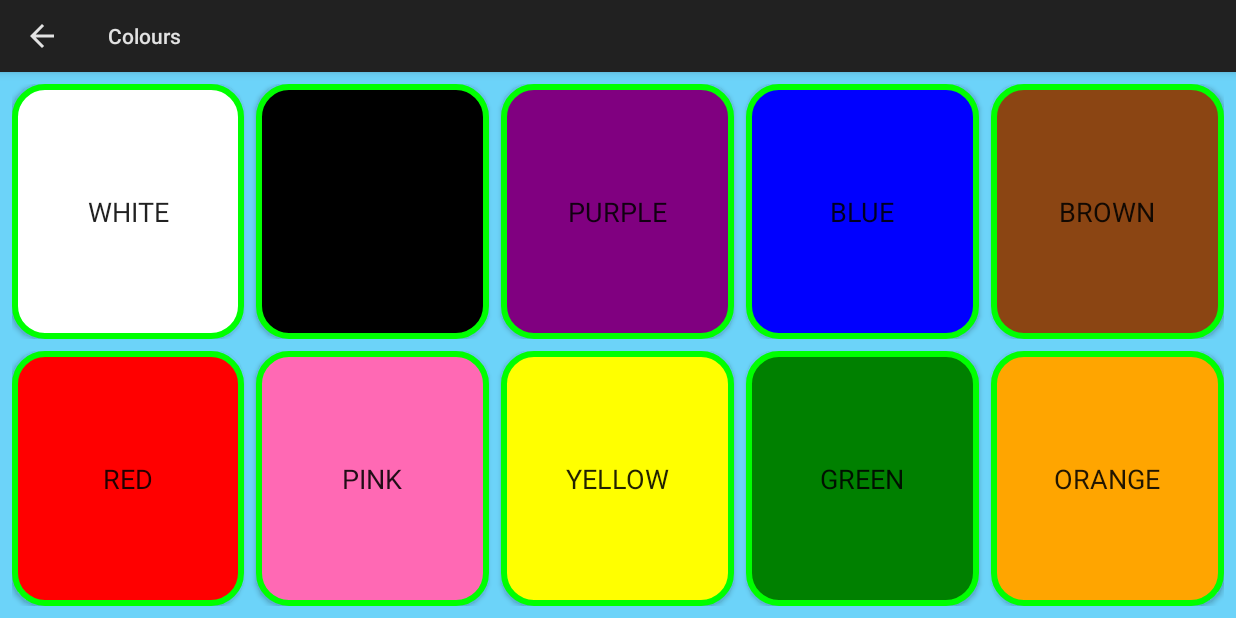
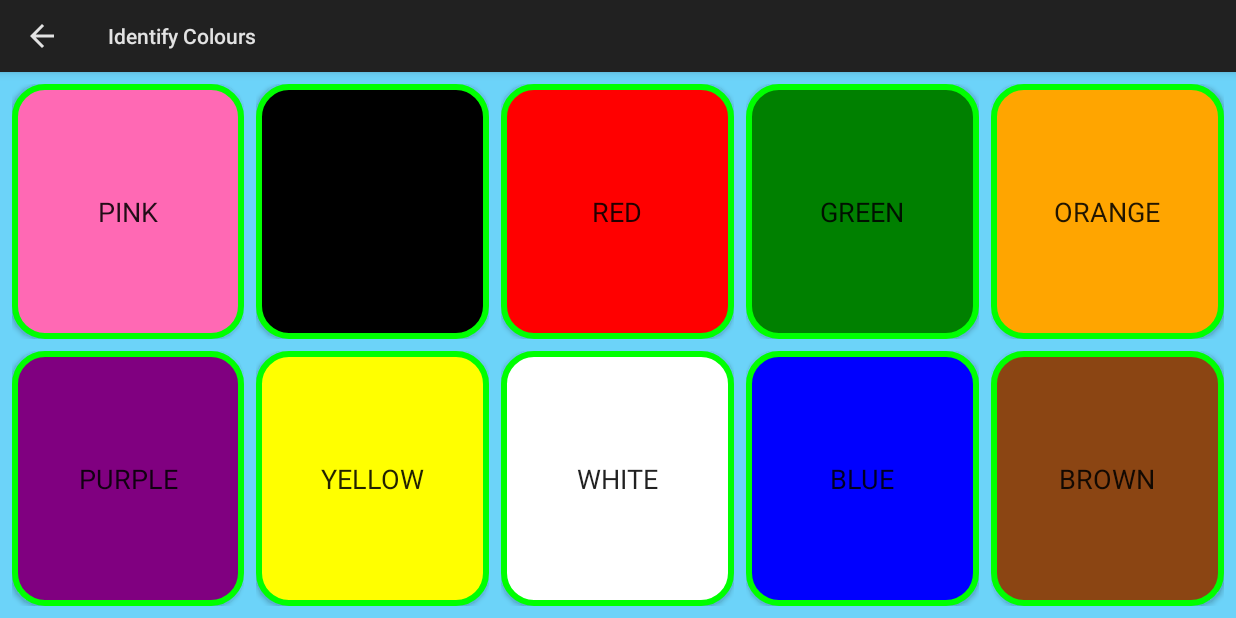
Before and after one commit to hajaar/LearnColoursNumbersShapes, an Android app: the MainActivity screen opened directly, with no data from a screen before it, after a tap on "BLACK", on a phone screen of 824 x 412 dp (held sideways). Run offline under Robolectric (Android 15) with nearby library versions, the phone set to English and light mode, and no system bars; 1 statement that could not run was skipped.

Commit message:
added shapes

```diff
--- a/app/src/main/java/com/skva/learncolours/MainActivity.java
+++ b/app/src/main/java/com/skva/learncolours/MainActivity.java
@@ -6,11 +6,12 @@ import android.graphics.drawable.GradientDrawable;
 import android.os.Bundle;
 import android.speech.tts.TextToSpeech;
 import android.support.v4.widget.SwipeRefreshLayout;
-import android.util.Log;
 import android.view.View;
 import android.view.animation.Animation;
 import android.view.animation.AnimationUtils;
 import android.widget.Button;
+import android.widget.ImageView;
+import android.widget.LinearLayout;
 
 import com.google.firebase.analytics.FirebaseAnalytics;
 
@@ -20,20 +21,23 @@ import java.util.Locale;
 public class MainActivity extends Activity implements View.OnClickListener {
     private static final int COUNT = 10;
     private static final String TAG = "MainActivity";
-    private SwipeRefreshLayout swipeContainer;
-    private FirebaseAnalytics mFirebaseAnalytics;
-    private int GAME_TYPE = 0;
     Animation animScale;
     TextToSpeech t1;
     String[] colorText = {"Red", "Blue", "Black", "White", "Yellow", "Green", "Purple", "Pink", "Orange", "Brown"};
     String[] colorHexCode = {"#FF0000", "#0000FF", "#000000", "#FFFFFF", "#FFFF00", "#008000", "#800080", "#ff69b4", "#FFA500", "#8B4513"};
     String[] numberText = {"One", "Two", "Three", "Four", "Five", "Six", "Seven", "Eight", "Nine", "Ten"};
+    String[] shapeText = {"Rectangle", "Square", "Oval", "Circle", "Semi-circle", "Diamond", "Heart", "Arrow", "Triangle", "Star"};
+    int[] shapeCode = {R.drawable.shape1, R.drawable.shape2, R.drawable.shape3, R.drawable.shape4, R.drawable.shape5, R.drawable.shape6, R.drawable.shape7, R.drawable.shape8, R.drawable.shape9, R.drawable.shape10};
     int[] numberCode = {1, 2, 3, 4, 5, 6, 7, 8, 9, 10};
     int[] colorRank = {0, 1, 2, 3, 4, 5, 6, 7, 8, 9};
     int[] tmpRank = new int[COUNT];
-    int[] buttonID = {R.id.b1, R.id.b2, R.id.b3, R.id.b4, R.id.b5, R.id.b6, R.id.b7, R.id.b8, R.id.b9, R.id.b10};
+    int[] buttonID = new int[COUNT];
+    int[] layoutID = {R.id.b1, R.id.b2, R.id.b3, R.id.b4, R.id.b5, R.id.b6, R.id.b7, R.id.b8, R.id.b9, R.id.b10};
     Button[] colorButton = new Button[COUNT];
-
+    ImageView[] imageView = new ImageView[COUNT];
+    private SwipeRefreshLayout swipeContainer;
+    private FirebaseAnalytics mFirebaseAnalytics;
+    private int GAME_TYPE = 0;
 
     @Override
     protected void onCreate(Bundle savedInstanceState) {
@@ -41,10 +45,18 @@ public class MainActivity extends Activity implements View.OnClickListener {
         setContentView(R.layout.activity_main);
         animScale = AnimationUtils.loadAnimation(this, R.anim.anim_scale);
         mFirebaseAnalytics = FirebaseAnalytics.getInstance(this);
-        Bundle bundle = new Bundle();
-        mFirebaseAnalytics.logEvent(FirebaseAnalytics.Event.APP_OPEN, bundle);
         GAME_TYPE = getIntent().getExtras().getInt("TypeofGame", 0);
-
+        switch (GAME_TYPE) {
+            case 0:
+                this.setTitle(R.string.new_colours_game);
+                break;
+            case 1:
+                this.setTitle(R.string.new_numbers_game);
+                break;
+            case 2:
+                this.setTitle(R.string.new_shapes_game);
+                break;
+        }
         t1 = new TextToSpeech(getApplicationContext(), new TextToSpeech.OnInitListener() {
             @Override
             public void onInit(int status) {
@@ -53,13 +65,51 @@ public class MainActivity extends Activity implements View.OnClickListener {
                 }
             }
         });
+
+        for (int i = 0; i < COUNT; i++) {
+            LinearLayout ll = (LinearLayout) findViewById(layoutID[i]);
+            LinearLayout.LayoutParams params = new LinearLayout.LayoutParams(
+                    LinearLayout.LayoutParams.MATCH_PARENT,
+                    LinearLayout.LayoutParams.MATCH_PARENT);
+
+            switch (GAME_TYPE) {
+                case 0: {
+                    colorButton[i] = new Button(this);
+                    colorButton[i].setId(i);
+                    ll.addView(colorButton[i], params);
+                    colorButton[i].setOnClickListener(this);
+                    break;
+                }
+                case 1: {
+                    colorButton[i] = new Button(this);
+                    colorButton[i].setId(i);
+                    ll.addView(colorButton[i], params);
+                    colorButton[i].setOnClickListener(this);
+                    break;
+                }
+                case 2: {
+                    imageView[i] = new ImageView(this);
+                    imageView[i].setId(i);
+                    ll.addView(imageView[i], params);
+                    imageView[i].setOnClickListener(this);
+                    break;
+                }
+            }
+            buttonID[i] = i;
+        }
+
+
         swipeContainer = (SwipeRefreshLayout) findViewById(R.id.swipeContainer);
         swipeContainer.setOnRefreshListener(new SwipeRefreshLayout.OnRefreshListener() {
             @Override
             public void onRefresh() {
                 shuffleColors();
                 swipeContainer.setRefreshing(false);
-
+                Bundle bundle = new Bundle();
+                bundle.putString(FirebaseAnalytics.Param.ITEM_ID, "Refresh");
+                bundle.putString(FirebaseAnalytics.Param.ITEM_NAME, "Refresh");
+                bundle.putString(FirebaseAnalytics.Param.CONTENT_TYPE, "Swipe");
+                mFirebaseAnalytics.logEvent(FirebaseAnalytics.Event.SELECT_CONTENT, bundle);
             }
         });
 
@@ -92,50 +142,58 @@ public class MainActivity extends Activity implements View.OnClickListener {
     public void onClick(View v) {
         int i = v.getId();
         v.startAnimation(animScale);
-        Log.d(TAG, "onClick: game type" + GAME_TYPE);
+        int clickid = 0;
+        for (int j = 0; j < COUNT; j++) {
+            if (buttonID[j] == i) {
+                clickid = j;
+                break;
+            }
+        }
+        int pos = 0;
 
-        switch (i) {
+        switch (layoutID[clickid]) {
             case R.id.b1:
-                if (GAME_TYPE == 0) t1.speak(colorText[tmpRank[0]], TextToSpeech.QUEUE_FLUSH, null);
-                else t1.speak(numberText[tmpRank[0]], TextToSpeech.QUEUE_FLUSH, null);
+                pos = 0;
                 break;
             case R.id.b2:
-                if (GAME_TYPE == 0) t1.speak(colorText[tmpRank[1]], TextToSpeech.QUEUE_FLUSH, null);
-                else t1.speak(numberText[tmpRank[1]], TextToSpeech.QUEUE_FLUSH, null);
+                pos = 1;
                 break;
             case R.id.b3:
-                if (GAME_TYPE == 0) t1.speak(colorText[tmpRank[2]], TextToSpeech.QUEUE_FLUSH, null);
-                else t1.speak(numberText[tmpRank[2]], TextToSpeech.QUEUE_FLUSH, null);
+                pos = 2;
                 break;
             case R.id.b4:
-                if (GAME_TYPE == 0) t1.speak(colorText[tmpRank[3]], TextToSpeech.QUEUE_FLUSH, null);
-                else t1.speak(numberText[tmpRank[3]], TextToSpeech.QUEUE_FLUSH, null);
+                pos = 3;
                 break;
             case R.id.b5:
-                if (GAME_TYPE == 0) t1.speak(colorText[tmpRank[4]], TextToSpeech.QUEUE_FLUSH, null);
-                else t1.speak(numberText[tmpRank[4]], TextToSpeech.QUEUE_FLUSH, null);
+                pos = 4;
                 break;
             case R.id.b6:
-                if (GAME_TYPE == 0) t1.speak(colorText[tmpRank[5]], TextToSpeech.QUEUE_FLUSH, null);
-                else t1.speak(numberText[tmpRank[5]], TextToSpeech.QUEUE_FLUSH, null);
+                pos = 5;
                 break;
             case R.id.b7:
-                if (GAME_TYPE == 0) t1.speak(colorText[tmpRank[6]], TextToSpeech.QUEUE_FLUSH, null);
-                else t1.speak(numberText[tmpRank[6]], TextToSpeech.QUEUE_FLUSH, null);
+                pos = 6;
                 break;
             case R.id.b8:
-                if (GAME_TYPE == 0) t1.speak(colorText[tmpRank[7]], TextToSpeech.QUEUE_FLUSH, null);
-                else t1.speak(numberText[tmpRank[7]], TextToSpeech.QUEUE_FLUSH, null);
+                pos = 7;
                 break;
             case R.id.b9:
-                if (GAME_TYPE == 0) t1.speak(colorText[tmpRank[8]], TextToSpeech.QUEUE_FLUSH, null);
-                else t1.speak(numberText[tmpRank[8]], TextToSpeech.QUEUE_FLUSH, null);
+                pos = 8;
                 break;
             case R.id.b10:
-                if (GAME_TYPE == 0) t1.speak(colorText[tmpRank[9]], TextToSpeech.QUEUE_FLUSH, null);
-                else t1.speak(numberText[tmpRank[9]], TextToSpeech.QUEUE_FLUSH, null);
+                pos = 9;
                 break;
+        }
 
+        switch (GAME_TYPE) {
+            case 0:
+                t1.speak(colorText[tmpRank[pos]], TextToSpeech.QUEUE_FLUSH, null);
+                break;
+            case 1:
+                t1.speak(numberText[tmpRank[pos]], TextToSpeech.QUEUE_FLUSH, null);
+                break;
+            case 2:
+                t1.speak(shapeText[tmpRank[pos]], TextToSpeech.QUEUE_FLUSH, null);
+                break;
 
         }
 
@@ -153,11 +211,10 @@ public class MainActivity extends Activity implements View.OnClickListener {
     }
 
     private void shuffleColors() {
-        Log.d(TAG, "shuffleColors: game type" + GAME_TYPE);
         setRandomizedArray();
         for (int i = 0; i < COUNT; i++) {
-            colorButton[i] = (Button) findViewById(buttonID[i]);
-            colorButton[i].setOnClickListener(this);
+
+
             switch (GAME_TYPE) {
                 case 0: {
                     colorButton[i].setBackgroundResource(R.drawable.customborder1);
@@ -173,13 +230,15 @@ public class MainActivity extends Activity implements View.OnClickListener {
                     colorButton[i].setTextAppearance(this, android.R.style.TextAppearance_Large);
                     break;
                 }
+                case 2: {
+                    imageView[i].setImageResource(shapeCode[tmpRank[i]]);
+                    imageView[i].setScaleType(ImageView.ScaleType.CENTER_INSIDE);
 
+                    break;
+
+                }
             }
-            colorButton[i].setElevation(18);
-            colorButton[i].setTranslationZ(12);
-
         }
     }
 
-
 }
--- a/app/src/main/res/layout/activity_main.xml
+++ b/app/src/main/res/layout/activity_main.xml
@@ -1,109 +1,129 @@
 <?xml version="1.0" encoding="utf-8"?>
 
 <android.support.v4.widget.SwipeRefreshLayout
+    android:id="@+id/swipeContainer"
     xmlns:android="http://schemas.android.com/apk/res/android"
-    android:id="@+id/swipeContainer"
     android:layout_width="match_parent"
     android:layout_height="match_parent">
 
 <LinearLayout
+    xmlns:android="http://schemas.android.com/apk/res/android"
+    android:layout_width="match_parent"
     android:layout_height="match_parent"
-    android:layout_width="match_parent"
     android:background="#6CD3F9"
+
     android:orientation="vertical"
-
-    android:padding="8dp"
-    xmlns:android="http://schemas.android.com/apk/res/android">
+    android:padding="8dp">
     <LinearLayout
         android:layout_width="match_parent"
         android:layout_height="0dp"
         android:layout_weight="1"
         >
-        <Button
+
+        <LinearLayout
             android:id="@+id/b1"
             android:layout_width="0dp"
             android:layout_height="match_parent"
-            android:text=""
+            android:layout_marginRight="8dp"
             android:layout_weight="1"
-            android:layout_marginRight="8dp"
-            android:gravity="center"></Button>
-        <Button
+            android:gravity="center"
+            android:orientation="horizontal"
+            android:text=""></LinearLayout>
+
+        <LinearLayout
             android:id="@+id/b2"
             android:layout_width="0dp"
             android:layout_height="match_parent"
-            android:text=""
+            android:layout_marginRight="8dp"
             android:layout_weight="1"
-            android:layout_marginRight="8dp"
-            android:gravity="center"></Button>
-        <Button
+            android:gravity="center"
+            android:orientation="horizontal"
+            android:text=""></LinearLayout>
+
+        <LinearLayout
             android:id="@+id/b3"
             android:layout_width="0dp"
             android:layout_height="match_parent"
-            android:text=""
+            android:layout_marginRight="8dp"
             android:layout_weight="1"
-            android:layout_marginRight="8dp"
-            android:gravity="center"></Button>
-        <Button
+            android:gravity="center"
+            android:orientation="horizontal"
+            android:text=""></LinearLayout>
+
+        <LinearLayout
             android:id="@+id/b4"
             android:layout_width="0dp"
             android:layout_height="match_parent"
-            android:text=""
+            android:layout_marginRight="8dp"
             android:layout_weight="1"
-            android:layout_marginRight="8dp"
-            android:gravity="center"></Button>
-        <Button
+            android:gravity="center"
+            android:orientation="horizontal"
+            android:text=""></LinearLayout>
+
+        <LinearLayout
             android:id="@+id/b5"
             android:layout_width="0dp"
             android:layout_height="match_parent"
-            android:text=""
             android:layout_weight="1"
-            android:gravity="center"></Button>
+            android:gravity="center"
+            android:orientation="horizontal"
+            android:text=""></LinearLayout>
     </LinearLayout>
 
     <LinearLayout
         android:layout_width="match_parent"
         android:layout_height="0dp"
-        android:layout_weight="1"
-        android:layout_marginTop="8dp">
-        <Button
+        android:layout_marginTop="8dp"
+        android:layout_weight="1">
+
+        <LinearLayout
             android:id="@+id/b6"
             android:layout_width="0dp"
             android:layout_height="match_parent"
-            android:text=""
+            android:layout_marginRight="8dp"
             android:layout_weight="1"
-            android:layout_marginRight="8dp"
-            android:gravity="center"></Button>
-        <Button
+            android:gravity="center"
+            android:orientation="horizontal"
+            android:text=""></LinearLayout>
+
+        <LinearLayout
             android:id="@+id/b7"
             android:layout_width="0dp"
             android:layout_height="match_parent"
-            android:text=""
+            android:layout_marginRight="8dp"
             android:layout_weight="1"
-            android:layout_marginRight="8dp"
-            android:gravity="center"></Button>
-        <Button
+            android:gravity="center"
+            android:orientation="horizontal"
+            android:text=""></LinearLayout>
+
+        <LinearLayout
             android:id="@+id/b8"
             android:layout_width="0dp"
             android:layout_height="match_parent"
-            android:text=""
+            android:layout_marginRight="8dp"
             android:layout_weight="1"
-            android:layout_marginRight="8dp"
-            android:gravity="center"></Button>
-        <Button
+            android:gravity="center"
+            android:orientation="horizontal"
+            android:text=""></LinearLayout>
+
+        <LinearLayout
             android:id="@+id/b9"
             android:layout_width="0dp"
             android:layout_height="match_parent"
-            android:text=""
+            android:layout_marginRight="8dp"
             android:layout_weight="1"
-            android:layout_marginRight="8dp"
-            android:gravity="center"></Button>
-        <Button
+            android:gravity="center"
+            android:orientation="horizontal"
+            android:text=""></LinearLayout>
+
+        <LinearLayout
             android:id="@+id/b10"
             android:layout_width="0dp"
             android:layout_height="match_parent"
-            android:text=""
             android:layout_weight="1"
-            android:gravity="center"></Button>
+            android:gravity="center"
+            android:orientation="horizontal"
+            android:text=""></LinearLayout>
 
     </LinearLayout>
 </LinearLayout>
--- a/app/src/main/res/values/strings.xml
+++ b/app/src/main/res/values/strings.xml
@@ -5,4 +5,5 @@
     <string name="new_numbers_game">Identify Numbers</string>
     <string name="action_feedback">Feedback</string>
     <string name="exit_game">Exit</string>
+    <string name="new_shapes_game">Identify Shapes</string>
 </resources>
```
Also changed, not shown: app/src/main/java/com/skva/learncolours/HomeScreenActivity.java (+14 -1 lines), app/src/main/res/anim/anim_bounce.xml (added, +13 -0 lines), app/src/main/res/anim/anim_scale.xml (+6 -6 lines), app/src/main/res/layout-land/activity_home_screen.xml (+15 -0 lines), app/src/main/res/drawable/shape1.png (added), app/src/main/res/drawable/shape10.png (added), app/src/main/res/drawable/shape2.png (added), app/src/main/res/drawable/shape3.png (added), app/src/main/res/drawable/shape4.png (added), app/src/main/res/drawable/shape5.png (added), app/src/main/res/drawable/shape6.png (added), app/src/main/res/drawable/shape7.png (added), app/src/main/res/drawable/shape8.png (added), app/src/main/res/drawable/shape9.png (added), 1 more files.
